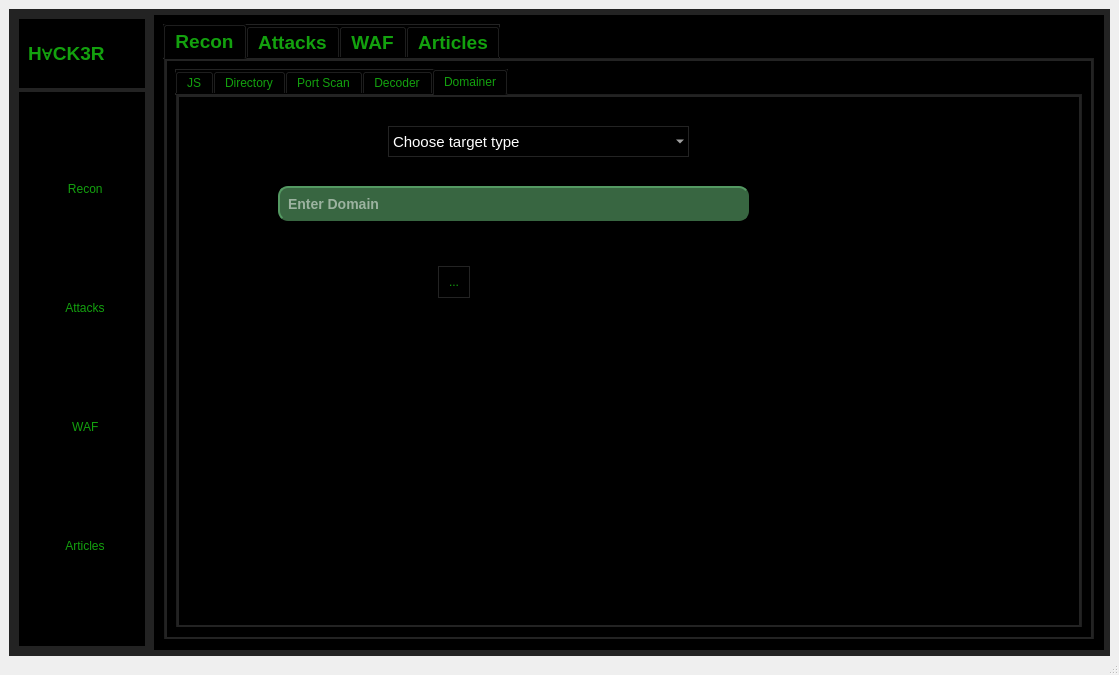
First picture: the form in GUI/app.ui, repository Graduti0n-Pr0ject/pen-testing-Program, before the edit.
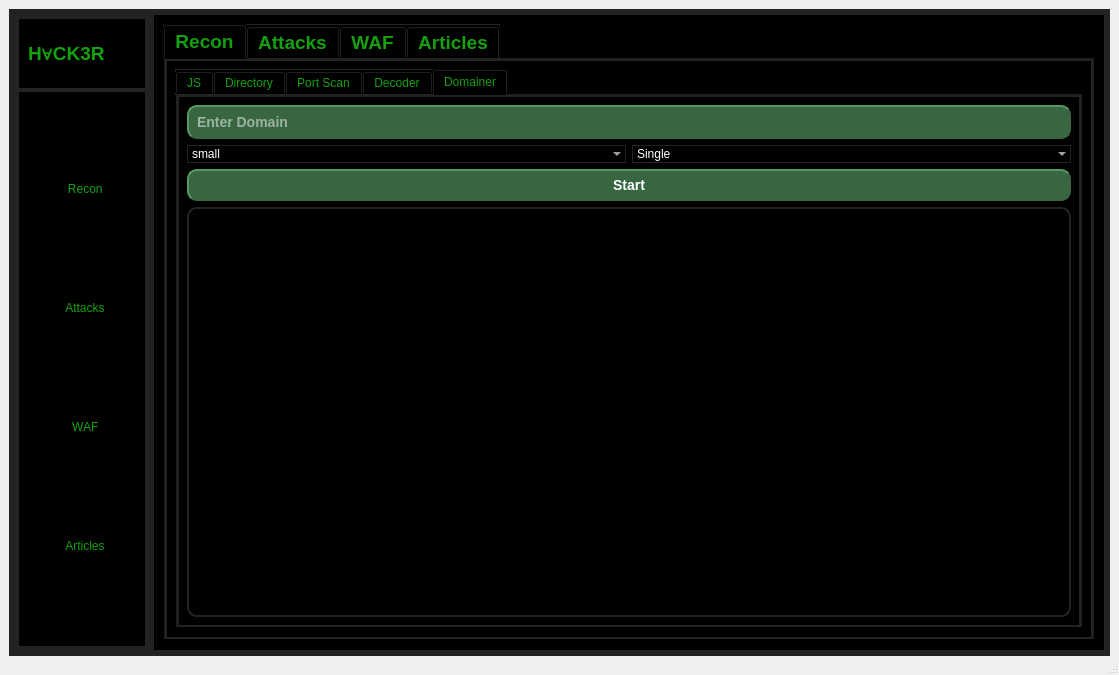
Second picture: the form after the edit. The open tabs and pages were chosen to show the change. Icons and pictures are not drawn.

Commit message: tool 5 with issues

The edit to the form file:
```diff
--- a/GUI/app.ui
+++ b/GUI/app.ui
@@ -892,15 +892,9 @@
                  <attribute name="title">
                   <string>Domainer</string>
                  </attribute>
-                 <widget class="QLineEdit" name="lineEdit2_2">
-                  <property name="geometry">
-                   <rect>
-                    <x>100</x>
-                    <y>90</y>
-                    <width>471</width>
-                    <height>35</height>
-                   </rect>
-                  </property>
+                 <layout class="QGridLayout" name="gridLayout_14">
+                  <item row="0" column="0" colspan="2">
+                   <widget class="QLineEdit" name="domain">
                   <property name="styleSheet">
                    <string notr="true">background-color: rgb(56, 102, 65);
 border-style: outset;
@@ -916,22 +910,16 @@
                    <string>Enter Domain</string>
                   </property>
                  </widget>
-                 <widget class="QComboBox" name="comboBox_2">
-                  <property name="geometry">
-                   <rect>
-                    <x>210</x>
-                    <y>30</y>
-                    <width>301</width>
-                    <height>31</height>
-                   </rect>
-                  </property>
+                  </item>
+                  <item row="1" column="0">
+                   <widget class="QComboBox" name="file_size">
                   <property name="styleSheet">
-                   <string notr="true">font: 11pt;
-color:white</string>
+                     <string notr="true">color:white;
+</string>
                   </property>
                   <item>
                    <property name="text">
-                    <string>Choose target type</string>
+                      <string>small</string>
                    </property>
                   </item>
                   <item>
@@ -945,28 +933,58 @@
                    </property>
                   </item>
                  </widget>
-                 <widget class="QToolButton" name="toolButton">
-                  <property name="enabled">
-                   <bool>true</bool>
-                  </property>
-                  <property name="geometry">
-                   <rect>
-                    <x>260</x>
-                    <y>170</y>
-                    <width>32</width>
-                    <height>32</height>
-                   </rect>
-                  </property>
+                  </item>
+                  <item row="1" column="1">
+                   <widget class="QComboBox" name="target">
+                    <property name="styleSheet">
+                     <string notr="true">color:white;
+</string>
+                    </property>
+                    <item>
+                     <property name="text">
+                      <string>Single</string>
+                     </property>
+                    </item>
+                    <item>
                   <property name="text">
-                   <string>...</string>
-                  </property>
-                  <property name="toolButtonStyle">
-                   <enum>Qt::ToolButtonTextOnly</enum>
-                  </property>
-                  <property name="autoRaise">
-                   <bool>false</bool>
-                  </property>
-                 </widget>
+                      <string>List</string>
+                     </property>
+                    </item>
+                   </widget>
+                  </item>
+                  <item row="2" column="0" colspan="2">
+                   <widget class="QPushButton" name="DStart">
+                    <property name="styleSheet">
+                     <string notr="true">background-color: rgb(56, 102, 65);
+border-style: outset;
+border-width: 2px;
+border-radius: 10px;
+border-color: rgb(56, 102, 65);
+font: bold 14px;
+min-width: 10em;
+padding: 6px;
+color:white;</string>
+                    </property>
+                    <property name="text">
+                     <string>Start</string>
+                    </property>
+                   </widget>
+                  </item>
+                  <item row="3" column="0" colspan="2">
+                   <widget class="QListWidget" name="subdomains_output">
+                    <property name="styleSheet">
+                     <string notr="true">background-color: black;
+color:white;
+background-attachment: scroll;
+border-width: 2px;
+border-radius: 10px;
+font: bold 16px;
+min-width: 10em;
+padding: 6px;</string>
+                    </property>
+                   </widget>
+                  </item>
+                 </layout>
                 </widget>
                </widget>
               </item>
```
Left out of the diff: 6 changed lines with no effect on the pictures. Lines whose indentation alone changed are shown as unchanged. The commit also changes 6 other files.
